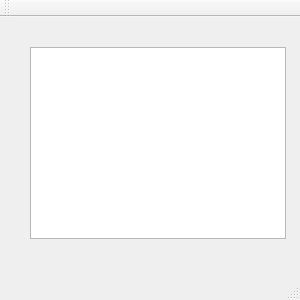
AnkushVarshneya/CUTPS, file gui_test/mainwindow.ui: the form before one commit.
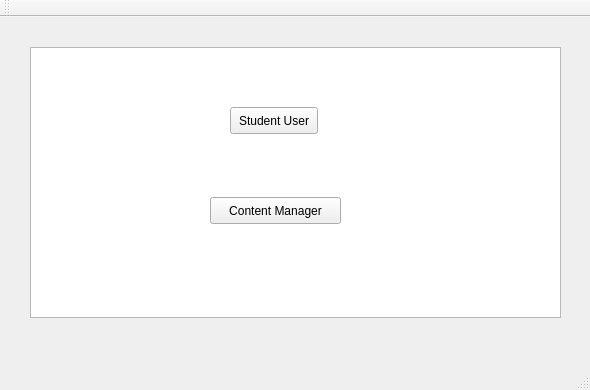
The form after the commit.

```diff
--- a/gui_test/mainwindow.ui
+++ b/gui_test/mainwindow.ui
@@ -6,8 +6,8 @@
    <rect>
     <x>0</x>
     <y>0</y>
-    <width>300</width>
-    <height>300</height>
+    <width>590</width>
+    <height>390</height>
    </rect>
   </property>
   <property name="windowTitle">
@@ -19,11 +19,37 @@
      <rect>
       <x>30</x>
       <y>30</y>
-      <width>256</width>
-      <height>192</height>
+      <width>531</width>
+      <height>271</height>
      </rect>
     </property>
    </widget>
+   <widget class="QPushButton" name="pushButton">
+    <property name="geometry">
+     <rect>
+      <x>230</x>
+      <y>90</y>
+      <width>88</width>
+      <height>27</height>
+     </rect>
+    </property>
+    <property name="text">
+     <string>Student User</string>
+    </property>
+   </widget>
+   <widget class="QPushButton" name="pushButton_2">
+    <property name="geometry">
+     <rect>
+      <x>210</x>
+      <y>180</y>
+      <width>131</width>
+      <height>27</height>
+     </rect>
+    </property>
+    <property name="text">
+     <string>Content Manager</string>
+    </property>
+   </widget>
   </widget>
   <widget class="QMenuBar" name="menuBar">
    <property name="geometry">
```
Left out of the diff: 4 changed lines with no effect on the pictures.
